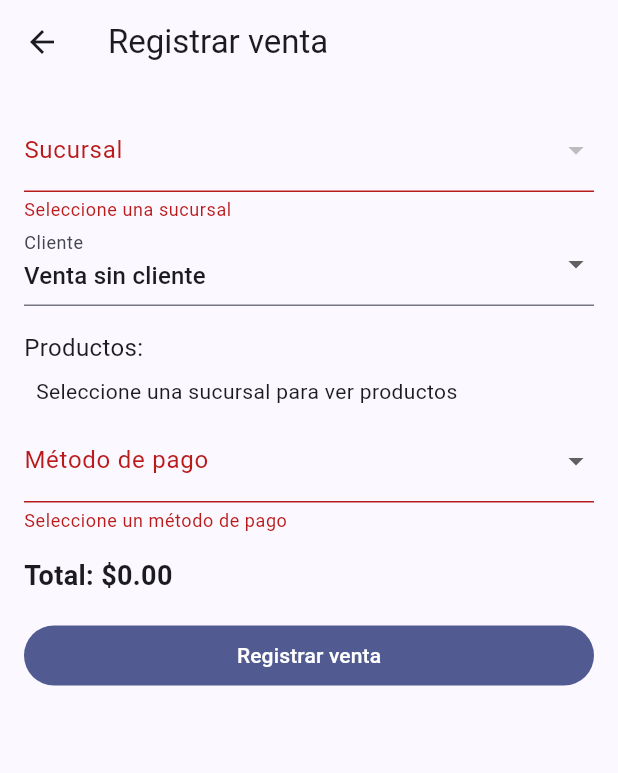
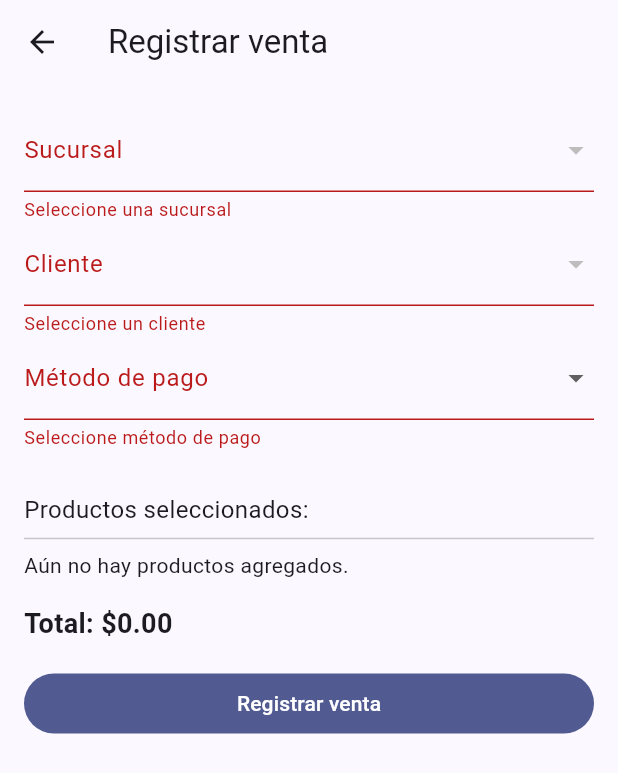
Before and after one commit to marpez4/inventario_ventas, a Flutter app: the VentaForm screen opened directly, after a tap on "Registrar venta", on a phone screen of 412 x 824 dp. Shown: the top 773 px of the screen. Run offline on Flutter 3.47's test engine with Material 3 defaults, Android fonts, the phone set to English and light mode, and no system bars; our stand-ins replace sqflite; accounts and stored records are empty.

Commit message:
Seleccion de productos cambiado en el formulario de venta

```diff
--- a/lib/core/ui/screens/venta_form.dart
+++ b/lib/core/ui/screens/venta_form.dart
@@ -1,6 +1,5 @@
 import 'package:flutter/material.dart';
 import 'package:intl/intl.dart';
-import 'package:inventario_ventas/core/ui/screens/historial_ventas_screen.dart';
 import 'package:provider/provider.dart';
 
 import '../../models/venta.dart';
@@ -12,6 +11,7 @@ import '../../services/venta_service.dart';
 import '../../providers/producto_provider.dart';
 import '../../providers/sucursal_provider.dart';
 import '../../providers/cliente_provider.dart';
+import 'historial_ventas_screen.dart';
 
 class VentaForm extends StatefulWidget {
   const VentaForm({super.key});
@@ -25,7 +25,9 @@ class _VentaFormState extends State<VentaForm> {
   int? _sucursalId;
   int? _clienteId;
   String? _metodoPago;
+
   final Map<int, int> _cantidades = {}; // idProducto : cantidad
+  final Map<int, Producto> _productosSeleccionados = {};
   final _ventaService = VentaService();
 
   @override
@@ -36,13 +38,52 @@ class _VentaFormState extends State<VentaForm> {
     context.read<ClienteProvider>().cargarClientes();
   }
 
-  double _calcularTotal(List<Producto> productos) {
+  double _calcularTotal() {
     double total = 0;
-    for (final producto in productos) {
-      final cantidad = _cantidades[producto.id] ?? 0;
+    _productosSeleccionados.forEach((id, producto) {
+      final cantidad = _cantidades[id] ?? 0;
       total += cantidad * producto.precio;
-    }
+    });
     return total;
+  }
+
+  void _agregarProductoDesdeModal(List<Producto> productosSucursal) {
+    showModalBottomSheet(
+      context: context,
+      builder: (_) => ListView(
+        children: productosSucursal.map((p) {
+          final agotado = p.stock <= 0;
+
+          return ListTile(
+            enabled: !agotado,
+            title: Text(
+              p.nombre,
+              style: TextStyle(
+                color: agotado ? Colors.grey : null,
+                fontStyle: agotado ? FontStyle.italic : null,
+              ),
+            ),
+            subtitle: Text(
+              agotado
+                  ? 'Producto agotado'
+                  : 'Stock: ${p.stock} - \$${p.precio.toStringAsFixed(2)}',
+              style: TextStyle(
+                color: agotado ? Colors.red : null,
+              ),
+            ),
+            onTap: agotado
+                ? null
+                : () {
+                    setState(() {
+                      _productosSeleccionados[p.id!] = p;
+                      _cantidades[p.id!] = (_cantidades[p.id] ?? 0) + 1;
+                    });
+                    Navigator.pop(context);
+                  },
+          );
+        }).toList(),
+      ),
+    );
   }
 
   void _registrarVenta() async {
@@ -54,9 +95,8 @@ class _VentaFormState extends State<VentaForm> {
       return;
     }
 
-    final productos = context.read<ProductoProvider>().productos;
     final fecha = DateFormat('yyyy-MM-dd HH:mm:ss').format(DateTime.now());
-    final total = _calcularTotal(productos);
+    final total = _calcularTotal();
 
     final venta = Venta(
       fecha: fecha,
@@ -66,17 +106,16 @@ class _VentaFormState extends State<VentaForm> {
       total: total,
     );
 
-    final detalles = productos
-        .where((p) => (_cantidades[p.id] ?? 0) > 0)
-        .map((p) => DetalleVenta(
+    final detalles = _productosSeleccionados.entries
+        .where((e) => (_cantidades[e.key] ?? 0) > 0)
+        .map((entry) => DetalleVenta(
               idVenta: 0,
-              idProducto: p.id!,
-              cantidad: _cantidades[p.id]!,
-              precioUnitario: p.precio,
+              idProducto: entry.key,
+              cantidad: _cantidades[entry.key]!,
+              precioUnitario: entry.value.precio,
             ))
         .toList();
 
-    // Simulación de pago visual
     showDialog(
       context: context,
       barrierDismissible: false,
@@ -86,9 +125,7 @@ class _VentaFormState extends State<VentaForm> {
           mainAxisSize: MainAxisSize.min,
           children: [
             Text('Método: $_metodoPago'),
-            const SizedBox(height: 8),
-            Text('Total: \$${total.toStringAsFixed(2)}',
-                style: const TextStyle(fontWeight: FontWeight.bold)),
+            Text('Total: \$${total.toStringAsFixed(2)}'),
             const SizedBox(height: 16),
             const CircularProgressIndicator(),
           ],
@@ -96,13 +133,9 @@ class _VentaFormState extends State<VentaForm> {
       ),
     );
 
-    // Simular retraso de pago
-    await Future.delayed(const Duration(seconds: 10));
-
-    // Cerrar diálogo
+    await Future.delayed(const Duration(seconds: 2));
     if (context.mounted) Navigator.pop(context);
 
-    // Guardar venta
     await _ventaService.registrarVenta(venta, detalles);
 
     if (context.mounted) {
@@ -111,18 +144,19 @@ class _VentaFormState extends State<VentaForm> {
         MaterialPageRoute(builder: (_) => const HistorialVentasScreen()),
       );
       ScaffoldMessenger.of(context).showSnackBar(
-        const SnackBar(content: Text('Venta registrada con éxito!')),
+        const SnackBar(content: Text('Venta registrada con éxito')),
       );
     }
   }
 
   @override
   Widget build(BuildContext context) {
+    final productos = context.watch<ProductoProvider>().productos;
     final sucursales = context.watch<SucursalProvider>().sucursales;
     final clientes = context.watch<ClienteProvider>().clientes;
-    final listaProductos = context.watch<ProductoProvider>().productos;
-    final productos =
-        listaProductos.where((p) => p.idSucursal == _sucursalId).toList();
+
+    final productosSucursal =
+        productos.where((p) => p.idSucursal == _sucursalId).toList();
 
     return Scaffold(
       appBar: AppBar(title: const Text('Registrar venta')),
@@ -142,73 +176,25 @@ class _VentaFormState extends State<VentaForm> {
                         ))
                     .toList(),
                 validator: (v) => v == null ? 'Seleccione una sucursal' : null,
-                onChanged: (v) => setState(() => _sucursalId = v),
+                onChanged: (v) => setState(() {
+                  _sucursalId = v;
+                  _productosSeleccionados.clear();
+                  _cantidades.clear();
+                }),
               ),
               DropdownButtonFormField<int>(
                 value: _clienteId,
-                decoration: const InputDecoration(labelText: 'Cliente'),
+                decoration:
+                    const InputDecoration(labelText: 'Cliente'),
                 items: [
-                  const DropdownMenuItem(
-                      value: null, child: Text('Venta sin cliente')),
                   ...clientes.map((c) => DropdownMenuItem(
                         value: c.id,
                         child: Text(c.nombre),
                       ))
                 ],
+                validator: (v) => v == null ? 'Seleccione un cliente' : null,
                 onChanged: (v) => setState(() => _clienteId = v),
               ),
-              const SizedBox(height: 16),
-              const Text('Productos:', style: TextStyle(fontSize: 16)),
-              if (_sucursalId != null)
-                ...productos.where((p) => p.idSucursal == _sucursalId).map((p) {
-                  final stock = p.stock;
-                  final cantidad = _cantidades[p.id] ?? 0;
-                  final disponible = stock - cantidad;
-
-                  return Column(
-                    children: [
-                      ListTile(
-                        title: Text(p.nombre),
-                        subtitle: Text(
-                            'Precio: \$${p.precio.toStringAsFixed(2)} • Stock: $stock'),
-                        trailing: SizedBox(
-                          width: 120,
-                          child: Row(
-                            children: [
-                              IconButton(
-                                icon: const Icon(Icons.remove),
-                                onPressed: cantidad > 0
-                                    ? () {
-                                        setState(() {
-                                          _cantidades[p.id!] = cantidad - 1;
-                                        });
-                                      }
-                                    : null,
-                              ),
-                              Text('$cantidad'),
-                              IconButton(
-                                icon: const Icon(Icons.add),
-                                onPressed: disponible > 0
-                                    ? () {
-                                        setState(() {
-                                          _cantidades[p.id!] = cantidad + 1;
-                                        });
-                                      }
-                                    : null,
-                              ),
-                            ],
-                          ),
-                        ),
-                      ),
-                      const Divider()
-                    ],
-                  );
-                }).toList()
-              else
-                const Padding(
-                  padding: EdgeInsets.all(8),
-                  child: Text('Seleccione una sucursal para ver productos'),
-                ),
               DropdownButtonFormField<String>(
                 value: _metodoPago,
                 decoration: const InputDecoration(labelText: 'Método de pago'),
@@ -219,12 +205,67 @@ class _VentaFormState extends State<VentaForm> {
                   DropdownMenuItem(value: 'PayPal', child: Text('PayPal')),
                 ],
                 validator: (v) =>
-                    v == null ? 'Seleccione un método de pago' : null,
+                    v == null ? 'Seleccione método de pago' : null,
                 onChanged: (v) => setState(() => _metodoPago = v),
               ),
+              const SizedBox(height: 12),
+              if (_sucursalId != null)
+                FilledButton.icon(
+                  onPressed: () =>
+                      _agregarProductoDesdeModal(productosSucursal),
+                  icon: const Icon(Icons.add),
+                  label: const Text('Agregar producto'),
+                ),
+              const SizedBox(height: 16),
+              const Text('Productos seleccionados:',
+                  style: TextStyle(fontSize: 16)),
+              const Divider(),
+              if (_productosSeleccionados.isEmpty)
+                const Text('Aún no hay productos agregados.'),
+              ..._productosSeleccionados.entries.map((entry) {
+                final producto = entry.value;
+                final cantidad = _cantidades[entry.key] ?? 0;
+                final stockDisponible = producto.stock - cantidad;
+
+                return ListTile(
+                  title: Text(producto.nombre),
+                  subtitle: Text(
+                      'Precio: \$${producto.precio.toStringAsFixed(2)} • Stock: ${producto.stock}'),
+                  trailing: Row(
+                    mainAxisSize: MainAxisSize.min,
+                    children: [
+                      IconButton(
+                        icon: const Icon(Icons.remove),
+                        onPressed: cantidad > 0
+                            ? () {
+                                setState(() {
+                                  _cantidades[entry.key] = cantidad - 1;
+                                  if (_cantidades[entry.key]! == 0) {
+                                    _productosSeleccionados.remove(entry.key);
+                                    _cantidades.remove(entry.key);
+                                  }
+                                });
+                              }
+                            : null,
+                      ),
+                      Text('$cantidad'),
+                      IconButton(
+                        icon: const Icon(Icons.add),
+                        onPressed: stockDisponible > 0
+                            ? () {
+                                setState(() {
+                                  _cantidades[entry.key] = cantidad + 1;
+                                });
+                              }
+                            : null,
+                      ),
+                    ],
+                  ),
+                );
+              }),
               const SizedBox(height: 16),
               Text(
-                'Total: \$${_calcularTotal(productos).toStringAsFixed(2)}',
+                'Total: \$${_calcularTotal().toStringAsFixed(2)}',
                 style:
                     const TextStyle(fontSize: 18, fontWeight: FontWeight.bold),
               ),
```
